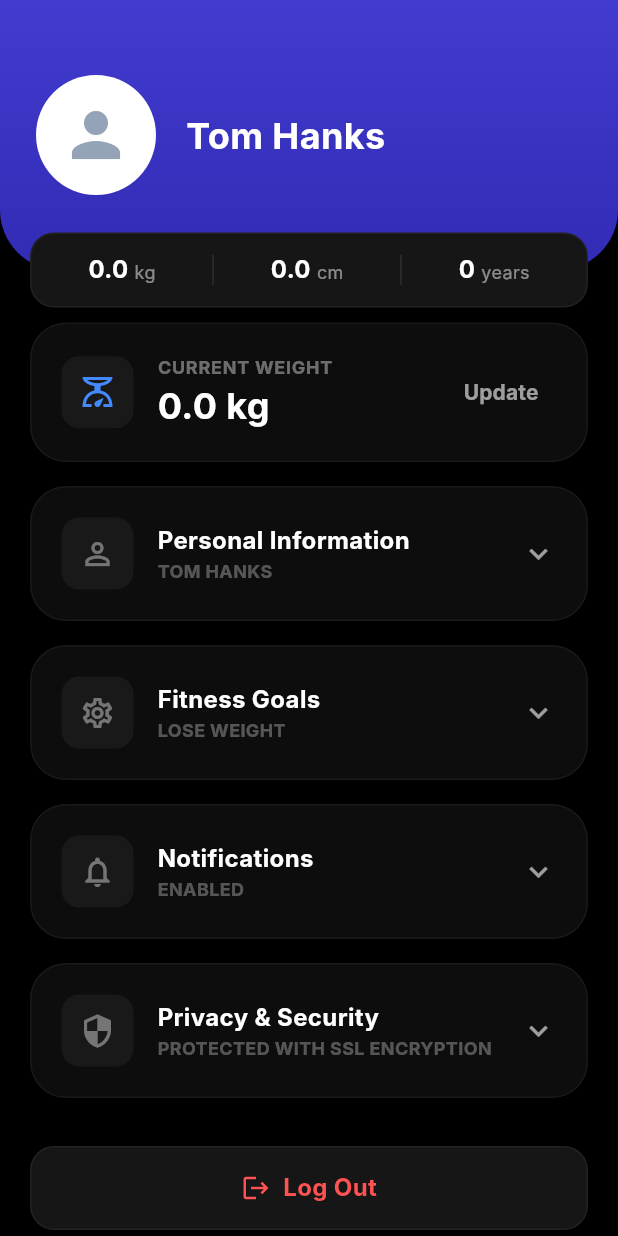
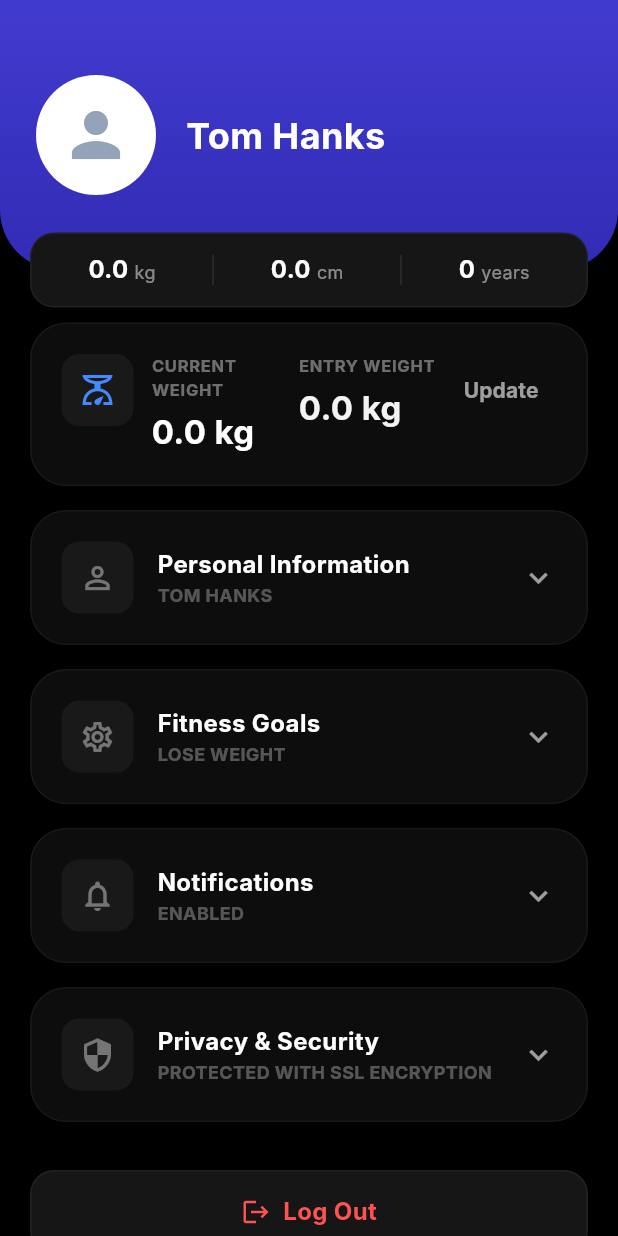
Before and after one commit to masumhasan/ramsai, a Flutter app: the ProfileScreen screen opened directly, on a phone screen of 412 x 824 dp. Run offline on Flutter 3.47's test engine with Material 3 defaults, Android fonts, the phone set to English and light mode, and no system bars; our stand-ins replace flutter_svg, image_picker, permission_handler, speech_to_text; Roboto replaces fonts that are missing (Inter).

Commit message:
weight update fixed

```diff
--- a/lib/core/app_settings.dart
+++ b/lib/core/app_settings.dart
@@ -11,6 +11,8 @@ class AppSettings {
   String? gender;
   double? height;
   double? currentWeight;
+  /// Starting weight when the user began tracking (baseline for progress).
+  double? entryWeight;
   String? goal;
   String? activityLevel;
   int workoutDays = 3;
--- a/lib/features/profile/screens/profile_screen.dart
+++ b/lib/features/profile/screens/profile_screen.dart
@@ -27,11 +27,15 @@ class _ProfileScreenState extends State<ProfileScreen> {
   late final TextEditingController _heightController;
   late final TextEditingController _targetWeightController;
   late final TextEditingController _currentWeightController;
+  late final TextEditingController _entryWeightController;
 
   @override
   void initState() {
     super.initState();
     _settings = AppSettings();
+    if (_settings.entryWeight == null && _settings.currentWeight != null) {
+      _settings.entryWeight = _settings.currentWeight;
+    }
     _nameController = TextEditingController(text: _settings.userName ?? '');
     _ageController = TextEditingController(
       text: _settings.age?.toString() ?? '',
@@ -45,6 +49,9 @@ class _ProfileScreenState extends State<ProfileScreen> {
     _currentWeightController = TextEditingController(
       text: _settings.currentWeight?.toString() ?? '',
     );
+    _entryWeightController = TextEditingController(
+      text: _settings.entryWeight?.toString() ?? '',
+    );
   }
 
   @override
@@ -54,6 +61,7 @@ class _ProfileScreenState extends State<ProfileScreen> {
     _heightController.dispose();
     _targetWeightController.dispose();
     _currentWeightController.dispose();
+    _entryWeightController.dispose();
     super.dispose();
   }
 
@@ -198,6 +206,7 @@ class _ProfileScreenState extends State<ProfileScreen> {
       child: Column(
         children: [
           Row(
+            crossAxisAlignment: CrossAxisAlignment.start,
             children: [
               Container(
                 width: 48,
@@ -212,7 +221,7 @@ class _ProfileScreenState extends State<ProfileScreen> {
                   size: 24,
                 ),
               ),
-              const SizedBox(width: 16),
+              const SizedBox(width: 12),
               Expanded(
                 child: Column(
                   crossAxisAlignment: CrossAxisAlignment.start,
@@ -221,16 +230,42 @@ class _ProfileScreenState extends State<ProfileScreen> {
                       'CURRENT WEIGHT',
                       style: TextStyle(
                         color: Colors.white.withOpacity(0.4),
-                        fontSize: 12,
+                        fontSize: 11,
                         fontWeight: FontWeight.bold,
                         letterSpacing: 0.5,
                       ),
                     ),
+                    const SizedBox(height: 4),
                     Text(
                       '${_settings.currentWeight ?? 0} kg',
                       style: const TextStyle(
                         color: Colors.white,
-                        fontSize: 24,
+                        fontSize: 22,
+                        fontWeight: FontWeight.bold,
+                      ),
+                    ),
+                  ],
+                ),
+              ),
+              Expanded(
+                child: Column(
+                  crossAxisAlignment: CrossAxisAlignment.start,
+                  children: [
+                    Text(
+                      'ENTRY WEIGHT',
+                      style: TextStyle(
+                        color: Colors.white.withOpacity(0.4),
+                        fontSize: 11,
+                        fontWeight: FontWeight.bold,
+                        letterSpacing: 0.5,
+                      ),
+                    ),
+                    const SizedBox(height: 4),
+                    Text(
+                      '${_settings.entryWeight ?? _settings.currentWeight ?? 0} kg',
+                      style: TextStyle(
+                        color: Colors.white.withOpacity(0.95),
+                        fontSize: 22,
                         fontWeight: FontWeight.bold,
                       ),
                     ),
@@ -240,15 +275,21 @@ class _ProfileScreenState extends State<ProfileScreen> {
               TextButton(
                 onPressed: () {
                   if (_isEditingWeight) {
-                    // Update settings when saving
                     setState(() {
-                      _settings.currentWeight =
-                          double.tryParse(_currentWeightController.text) ??
-                          _settings.currentWeight;
+                      _currentWeightController.text =
+                          _settings.currentWeight?.toString() ?? '';
+                      _entryWeightController.text =
+                          _settings.entryWeight?.toString() ?? '';
                       _isEditingWeight = false;
                     });
                   } else {
-                    setState(() => _isEditingWeight = true);
+                    setState(() {
+                      _currentWeightController.text =
+                          _settings.currentWeight?.toString() ?? '';
+                      _entryWeightController.text =
+                          _settings.entryWeight?.toString() ?? '';
+                      _isEditingWeight = true;
+                    });
                   }
                 },
                 child: Text(
@@ -263,6 +304,19 @@ class _ProfileScreenState extends State<ProfileScreen> {
           ),
           if (_isEditingWeight) ...[
             const SizedBox(height: 24),
+            Align(
+              alignment: Alignment.centerLeft,
+              child: Text(
+                'CURRENT WEIGHT',
+                style: TextStyle(
+                  color: Colors.white.withOpacity(0.35),
+                  fontSize: 10,
+                  fontWeight: FontWeight.bold,
+                  letterSpacing: 0.5,
+                ),
+              ),
+            ),
+            const SizedBox(height: 8),
             Container(
               height: 56,
               decoration: BoxDecoration(
@@ -279,7 +333,41 @@ class _ProfileScreenState extends State<ProfileScreen> {
                   fontSize: 20,
                   fontWeight: FontWeight.bold,
                 ),
-                keyboardType: TextInputType.number,
+                keyboardType: const TextInputType.numberWithOptions(decimal: true),
+                decoration: const InputDecoration(border: InputBorder.none),
+              ),
+            ),
+            const SizedBox(height: 16),
+            Align(
+              alignment: Alignment.centerLeft,
+              child: Text(
+                'ENTRY WEIGHT',
+                style: TextStyle(
+                  color: Colors.white.withOpacity(0.35),
+                  fontSize: 10,
+                  fontWeight: FontWeight.bold,
+                  letterSpacing: 0.5,
+                ),
+              ),
+            ),
+            const SizedBox(height: 8),
+            Container(
+              height: 56,
+              decoration: BoxDecoration(
+                color: Colors.white.withOpacity(0.03),
+                borderRadius: BorderRadius.circular(16),
+                border: Border.all(color: Colors.white.withOpacity(0.1)),
+              ),
+              alignment: Alignment.center,
+              child: TextField(
+                controller: _entryWeightController,
+                textAlign: TextAlign.center,
+                style: const TextStyle(
+                  color: Colors.white,
+                  fontSize: 20,
+                  fontWeight: FontWeight.bold,
+                ),
+                keyboardType: const TextInputType.numberWithOptions(decimal: true),
                 decoration: const InputDecoration(border: InputBorder.none),
               ),
             ),
@@ -290,9 +378,21 @@ class _ProfileScreenState extends State<ProfileScreen> {
               child: ElevatedButton(
                 onPressed: () {
                   setState(() {
-                    _settings.currentWeight =
-                        double.tryParse(_currentWeightController.text) ??
-                        _settings.currentWeight;
+                    final parsedCurrent = double.tryParse(
+                      _currentWeightController.text,
+                    );
+                    final parsedEntry = double.tryParse(
+                      _entryWeightController.text,
+                    );
+                    if (parsedCurrent != null) {
+                      _settings.currentWeight = parsedCurrent;
+                    }
+                    if (parsedEntry != null) {
+                      _settings.entryWeight = parsedEntry;
+                    } else if (_settings.entryWeight == null &&
+                        parsedCurrent != null) {
+                      _settings.entryWeight = parsedCurrent;
+                    }
                     _isEditingWeight = false;
                   });
                 },
--- a/lib/screens/onboarding/onboarding_flow_screen.dart
+++ b/lib/screens/onboarding/onboarding_flow_screen.dart
@@ -47,6 +47,7 @@ class _OnboardingFlowScreenState extends State<OnboardingFlowScreen> {
     settings.gender = _data.gender;
     settings.height = _data.height;
     settings.currentWeight = _data.currentWeight;
+    settings.entryWeight = _data.currentWeight;
     settings.goal = _data.goal;
     settings.activityLevel = _data.activityLevel;
     settings.workoutDays = _data.workoutDays;
```
Also changed, not shown: lib/features/progress/screens/progress_screen.dart (+20 -2 lines).
